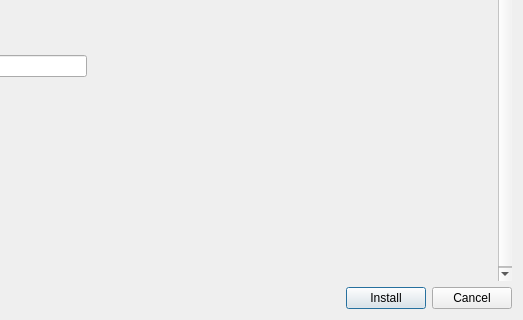
Qt form gui/dialogs/ChooseInstallModDialog.ui (MultiMC/Launcher) before a commit; both pictures show x 117 to 640 and y 160 to 480 of the 640 by 480 pixel window.
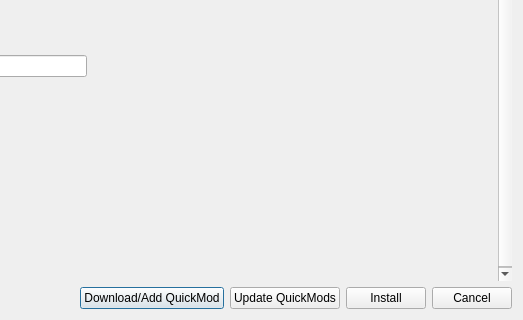
The same form after that commit.

Diff of the .ui file:
```diff
--- a/gui/dialogs/ChooseInstallModDialog.ui
+++ b/gui/dialogs/ChooseInstallModDialog.ui
@@ -50,6 +50,20 @@
        </property>
       </spacer>
      </item>
+     <item>
+      <widget class="QPushButton" name="pushButton">
+       <property name="text">
+        <string>Download/Add QuickMod</string>
+       </property>
+      </widget>
+     </item>
+     <item>
+      <widget class="QPushButton" name="pushButton_2">
+       <property name="text">
+        <string>Update QuickMods</string>
+       </property>
+      </widget>
+     </item>
      <item>
       <widget class="QPushButton" name="installButton">
        <property name="text">
```
